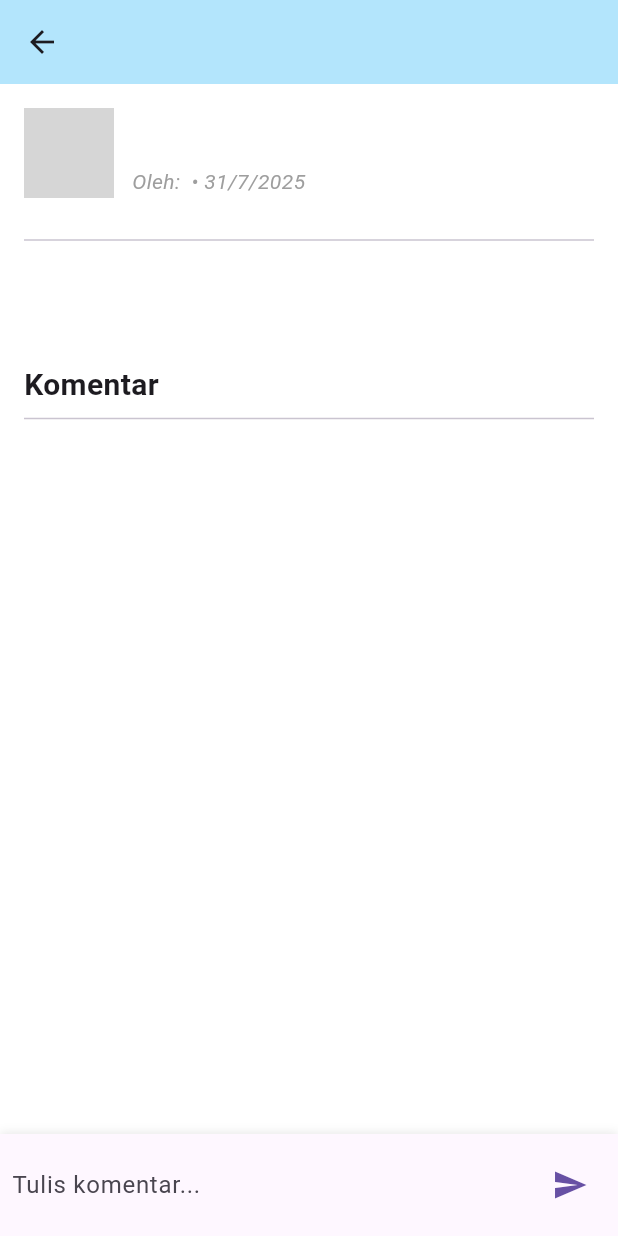
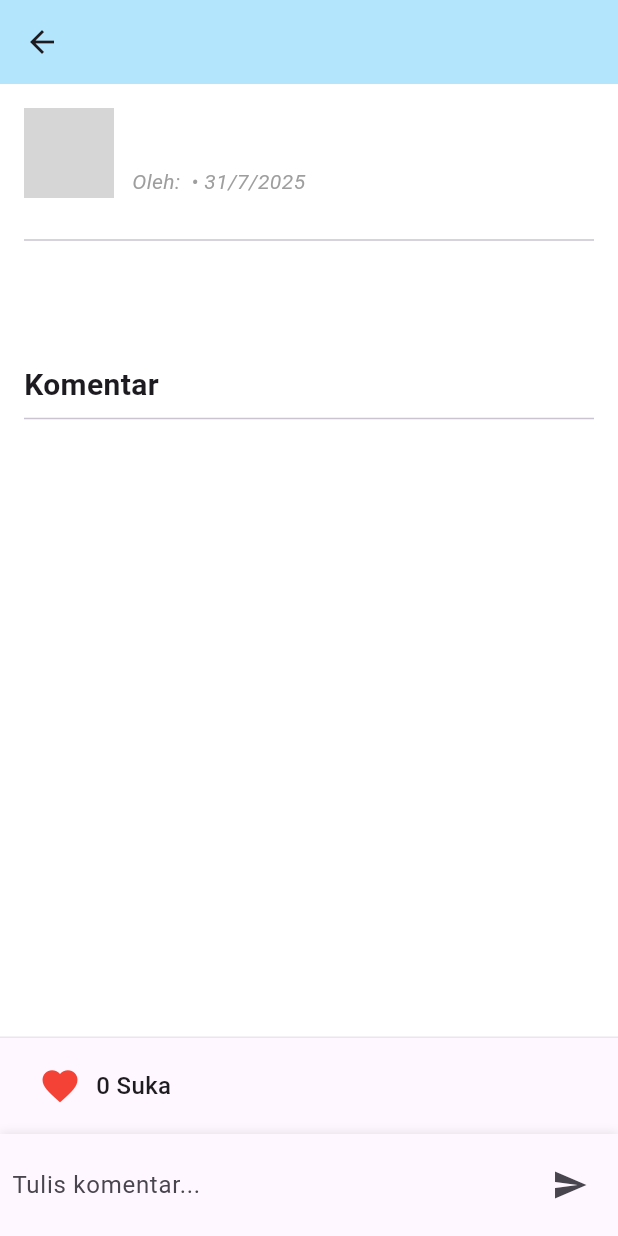
Before and after one commit to Rifky2344/Uas-spm, a Flutter app: the PostDetailScreen screen opened directly with empty values, after a tap on the "send" icon, on a phone screen of 412 x 824 dp. Run offline on Flutter 3.47's test engine with Material 3 defaults, Android fonts, the phone set to English and light mode, and no system bars; our stand-ins replace cloud_firestore, firebase_auth, firebase_core; accounts and stored records are empty; grey boxes are pictures that could not be loaded.

Commit message:
a lil bit of tweak

```diff
--- a/lib/screens/post_detail_screen.dart
+++ b/lib/screens/post_detail_screen.dart
@@ -142,6 +142,53 @@ class _PostDetailScreenState extends State<PostDetailScreen> {
                 ),
               ),
             ),
+            Container(
+              padding: const EdgeInsets.symmetric(horizontal: 16, vertical: 8),
+              decoration: BoxDecoration(
+                color: Theme.of(context).cardColor,
+                border: Border(
+                  top: BorderSide(
+                    color: Colors.grey.withOpacity(0.2),
+                    width: 1,
+                  ),
+                ),
+              ),
+              child: Row(
+                mainAxisAlignment: MainAxisAlignment.spaceBetween,
+                children: [
+                  StreamBuilder<bool>(
+                    stream: _firestoreService.getLikeStatus(widget.docId, currentUser?.uid ?? ''),
+                    builder: (context, snapshot) {
+                      final bool isLiked = snapshot.data ?? false;
+                      return Row(
+                        children: [
+                          IconButton(
+                            icon: Icon(
+                              isLiked ? Icons.favorite : Icons.favorite_border,
+                              color: isLiked ? Colors.red : Colors.grey,
+                              size: 28,
+                            ),
+                            onPressed: currentUser == null
+                                ? null
+                                : () => _firestoreService.toggleLike(
+                                      widget.docId,
+                                      currentUser!.uid,
+                                    ),
+                          ),
+                          Text(
+                            '${widget.post['likeCount'] ?? 0} Suka',
+                            style: const TextStyle(
+                              fontSize: 16,
+                              fontWeight: FontWeight.w500,
+                            ),
+                          ),
+                        ],
+                      );
+                    },
+                  ),
+                ],
+              ),
+            ),
             _buildCommentInputField(),
           ],
         ),
@@ -204,7 +251,6 @@ class _PostDetailScreenState extends State<PostDetailScreen> {
             IconButton(
               icon: const Icon(Icons.send),
               onPressed: (_authorUsername == null) ? null : _postComment,
-              color: Theme.of(context).primaryColor,
             ),
           ],
         ),
--- a/lib/services/firestore_service.dart
+++ b/lib/services/firestore_service.dart
@@ -29,6 +29,7 @@ class FirestoreService {
       'authorUid': authorUid,
       'authorProfilePicture': profilePicture,
       'timestamp': FieldValue.serverTimestamp(),
+      'likeCount': 0, // Add this line
     });
   }
 
@@ -99,4 +100,32 @@ class FirestoreService {
     }
     await batch.commit();
   }
+
+  // --- FUNGSI LIKE ---
+
+  Future<void> toggleLike(String postId, String userId) async {
+    final postRef = _db.collection('posts').doc(postId);
+    final likeRef = postRef.collection('likes').doc(userId);
+
+    final likeDoc = await likeRef.get();
+    if (likeDoc.exists) {
+      // Unlike: Remove like document and decrement count
+      await likeRef.delete();
+      await postRef.update({'likeCount': FieldValue.increment(-1)});
+    } else {
+      // Like: Add like document and increment count
+      await likeRef.set({'timestamp': FieldValue.serverTimestamp()});
+      await postRef.update({'likeCount': FieldValue.increment(1)});
+    }
+  }
+
+  Stream<bool> getLikeStatus(String postId, String userId) {
+    return _db
+        .collection('posts')
+        .doc(postId)
+        .collection('likes')
+        .doc(userId)
+        .snapshots()
+        .map((doc) => doc.exists);
+  }
 }
```
Also changed, not shown: lib/screens/home_screen.dart (+33 -6 lines), pubspec.yaml (+8 -9 lines), assets/pp/avatar1.jpg, pubspec.lock, 1 other file.
